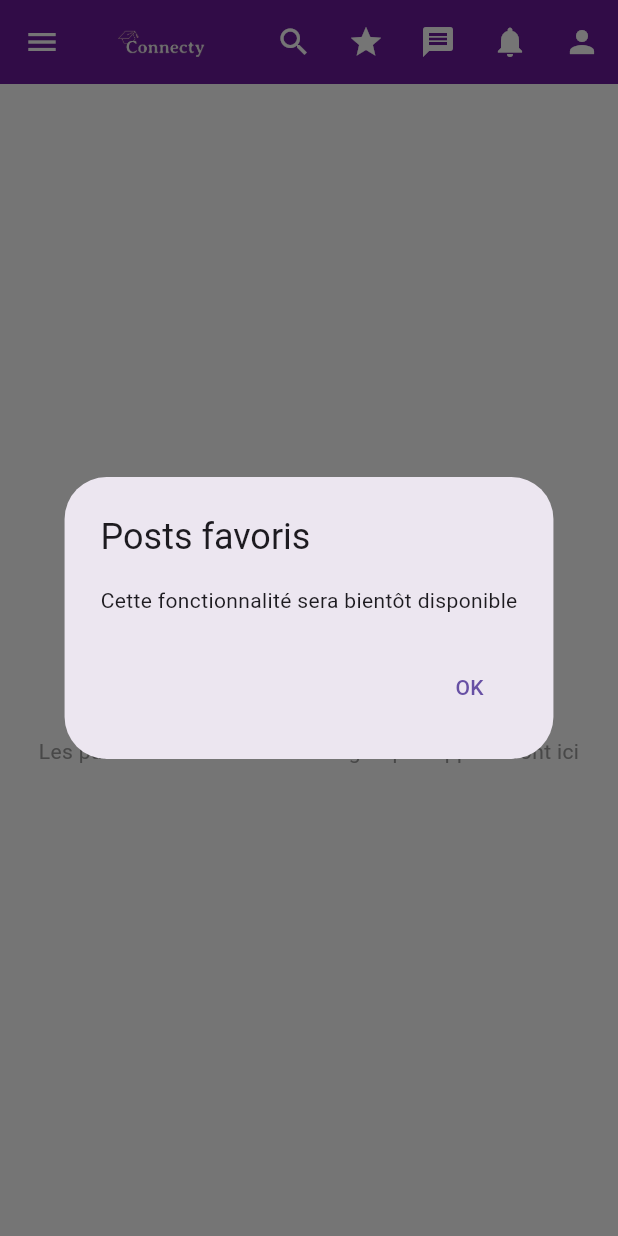
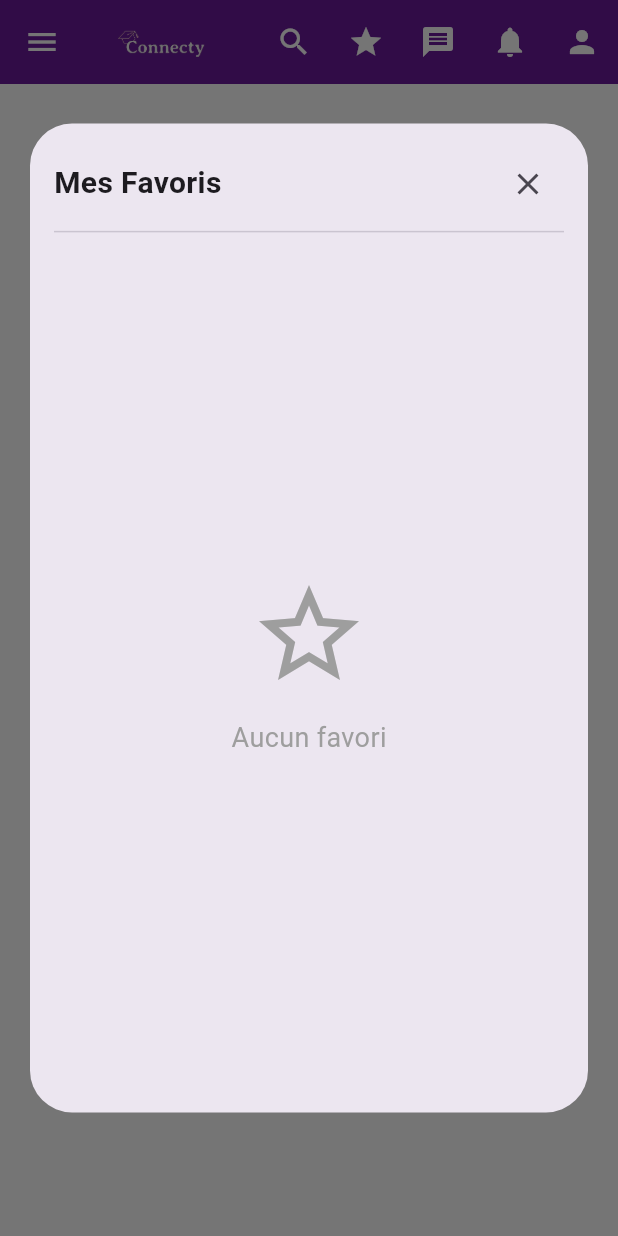
Before and after one commit to sarah-haffar/Connecty, a Flutter app: the HomePage screen opened directly, after a tap on the "star" icon, on a phone screen of 412 x 824 dp. Run offline on Flutter 3.47's test engine with Material 3 defaults, Android fonts, the phone set to English and light mode, and no system bars; our stand-ins replace animate_do, chewie, cloud_firestore, dio, file_picker, firebase_auth and 6 more; missing offline and left inert: syncfusion_flutter_pdfviewer; accounts and stored records are empty.

Commit message:
ajout des favories

```diff
--- a/lib/screens/home_page.dart
+++ b/lib/screens/home_page.dart
@@ -124,7 +124,9 @@ class _HomePageState extends State<HomePage> {
 
   Future<void> _loadGroupsFromFirestore() async {
     try {
-      final snapshot = await FirebaseFirestore.instance.collection('groupe').get();
+      final snapshot = await FirebaseFirestore.instance
+          .collection('groupe')
+          .get();
 
       final Map<String, Map<String, Map<String, Map<String, List<String>>>>>
       updatedGroups = Map.from(createdGroups);
@@ -175,8 +177,8 @@ class _HomePageState extends State<HomePage> {
                   onTap: () {
                     Navigator.pushReplacement(
                       context,
-                        MaterialPageRoute(
-                            builder: (context) => const HomePage()));
+                      MaterialPageRoute(builder: (context) => const HomePage()),
+                    );
                   },
                   child: Image.asset(
                     "assets/Connecty_logo_3.PNG",
@@ -201,8 +203,10 @@ class _HomePageState extends State<HomePage> {
                           Icons.search,
                           color: Colors.black54,
                         ),
-                        contentPadding:
-                        const EdgeInsets.symmetric(vertical: 0, horizontal: 0),
+                        contentPadding: const EdgeInsets.symmetric(
+                          vertical: 0,
+                          horizontal: 0,
+                        ),
                         border: OutlineInputBorder(
                           borderRadius: BorderRadius.circular(12),
                           borderSide: BorderSide.none,
@@ -239,8 +243,9 @@ class _HomePageState extends State<HomePage> {
                             children: [
                               TextField(
                                 controller: _searchController,
-                                decoration:
-                                const InputDecoration(hintText: "Rechercher..."),
+                                decoration: const InputDecoration(
+                                  hintText: "Rechercher...",
+                                ),
                                 onChanged: (value) {
                                   setState(() {
                                     searchQuery = value.toLowerCase();
@@ -366,6 +371,7 @@ class _HomePageState extends State<HomePage> {
                 content: data['text'] ?? '',
                 imageUrl: data['fileUrl'],
                 fileType: data['fileType'],
+                isInitiallyFavorite: false,
                 onFavoriteToggle: (postMap, isFav) {
                   // Gérer les favoris si nécessaire
                 },
@@ -512,7 +518,9 @@ class _HomePageState extends State<HomePage> {
                   context: context,
                   builder: (context) => AlertDialog(
                     title: const Text("Confirmation"),
-                    content: const Text("Voulez-vous vraiment vous déconnecter ?"),
+                    content: const Text(
+                      "Voulez-vous vraiment vous déconnecter ?",
+                    ),
                     actions: [
                       TextButton(
                         onPressed: () => Navigator.pop(context),
@@ -626,7 +634,11 @@ class _HomePageState extends State<HomePage> {
   }
 
   void _showCreateGroupDialog(
-      BuildContext context, String categorie, String niveau, String classe) {
+    BuildContext context,
+    String categorie,
+    String niveau,
+    String classe,
+  ) {
     final TextEditingController groupNameController = TextEditingController();
 
     showDialog(
@@ -648,8 +660,9 @@ class _HomePageState extends State<HomePage> {
                 final groupName = groupNameController.text.trim();
                 if (groupName.isNotEmpty) {
                   setState(() {
-                    createdGroups["Groupe"]![categorie]![niveau]![classe]!
-                        .add(groupName);
+                    createdGroups["Groupe"]![categorie]![niveau]![classe]!.add(
+                      groupName,
+                    );
                   });
                   Navigator.pop(context);
                 }
@@ -663,18 +676,111 @@ class _HomePageState extends State<HomePage> {
   }
 
   void _showFavorites() {
-    // À ADAPTER : utiliser InteractionService.getUserFavorites()
+    final currentUser = _auth.currentUser;
+    if (currentUser == null) return;
+
     showDialog(
       context: context,
-      builder: (context) => AlertDialog(
-        title: const Text("Posts favoris"),
-        content: const Text("Cette fonctionnalité sera bientôt disponible"),
-        actions: [
-          TextButton(
+      builder: (context) => Dialog(
+        insetPadding: const EdgeInsets.all(20),
+        child: Container(
+          width: double.maxFinite,
+          height: MediaQuery.of(context).size.height * 0.8,
+          padding: const EdgeInsets.all(16),
+          child: Column(
+            children: [
+              Row(
+                mainAxisAlignment: MainAxisAlignment.spaceBetween,
+                children: [
+                  const Text(
+                    "Mes Favoris",
+                    style: TextStyle(fontSize: 20, fontWeight: FontWeight.bold),
+                  ),
+                  IconButton(
+                    icon: const Icon(Icons.close),
                     onPressed: () => Navigator.pop(context),
-            child: const Text("OK"),
                   ),
                 ],
+              ),
+              const Divider(),
+              Expanded(
+                child: StreamBuilder<QuerySnapshot>(
+                  stream: _firestore
+                      .collection('users')
+                      .doc(currentUser.uid)
+                      .collection('favorites')
+                      .orderBy('addedAt', descending: true)
+                      .snapshots(),
+                  builder: (context, snapshot) {
+                    if (snapshot.connectionState == ConnectionState.waiting) {
+                      return const Center(child: CircularProgressIndicator());
+                    }
+
+                    if (snapshot.hasError) {
+                      return Center(child: Text('Erreur: ${snapshot.error}'));
+                    }
+
+                    if (!snapshot.hasData || snapshot.data!.docs.isEmpty) {
+                      return const Center(
+                        child: Column(
+                          mainAxisAlignment: MainAxisAlignment.center,
+                          children: [
+                            Icon(
+                              Icons.star_border,
+                              size: 80,
+                              color: Colors.grey,
+                            ),
+                            SizedBox(height: 16),
+                            Text(
+                              "Aucun favori",
+                              style: TextStyle(
+                                fontSize: 18,
+                                color: Colors.grey,
+                              ),
+                            ),
+                          ],
+                        ),
+                      );
+                    }
+
+                    final favorites = snapshot.data!.docs;
+
+                    return ListView.builder(
+                      itemCount: favorites.length,
+                      itemBuilder: (context, index) {
+                        final favoriteDoc = favorites[index];
+                        final postData =
+                            favoriteDoc['postData'] as Map<String, dynamic>;
+
+                        return Padding(
+                          padding: const EdgeInsets.only(bottom: 12),
+                          child: PostCard(
+                            postId: favoriteDoc.id,
+                            username: postData['userName'] ?? 'Utilisateur',
+                            content: postData['text'] ?? '',
+                            imageUrl: postData['fileUrl'],
+                            fileType: postData['fileType'],
+                            isInitiallyFavorite: true,
+                            onFavoriteToggle: (postMap, isFav) async {
+                              if (!isFav) {
+                                await _firestore
+                                    .collection('users')
+                                    .doc(currentUser.uid)
+                                    .collection('favorites')
+                                    .doc(favoriteDoc.id)
+                                    .delete();
+                              }
+                            },
+                          ),
+                        );
+                      },
+                    );
+                  },
+                ),
+              ),
+            ],
+          ),
+        ),
       ),
     );
   }
@@ -690,9 +796,7 @@ class _HomePageState extends State<HomePage> {
             shrinkWrap: true,
             itemCount: chats.length,
             itemBuilder: (context, index) {
-              return ListTile(
-                title: Text(chats[index]),
-              );
+              return ListTile(title: Text(chats[index]));
             },
           ),
         ),
--- a/lib/services/interaction_service.dart
+++ b/lib/services/interaction_service.dart
@@ -118,6 +118,7 @@ class InteractionService {
 
     if (favoriteDoc.exists) {
       await favoriteRef.delete();
+      print('🗑️ Favori supprimé: $postId');
     } else {
       // Récupérer les données du post pour les sauvegarder dans les favoris
       final postDoc = await _firestore.collection(_posts).doc(postId).get();
@@ -126,6 +127,7 @@ class InteractionService {
           'postData': postDoc.data(),
           'addedAt': FieldValue.serverTimestamp(),
         });
+        print('⭐ Favori ajouté: $postId');
       }
     }
   }
--- a/lib/widgets/post_card.dart
+++ b/lib/widgets/post_card.dart
@@ -16,6 +16,7 @@ class PostCard extends StatefulWidget {
   final Color usernameColor;
   final Color contentColor;
   final String? fileType;
+  final bool isInitiallyFavorite;
   final void Function(Map<String, dynamic> postMap, bool isFavorite)?
   onFavoriteToggle;
 
@@ -29,6 +30,7 @@ class PostCard extends StatefulWidget {
     this.usernameColor = Colors.black,
     this.contentColor = Colors.black,
     this.fileType,
+    this.isInitiallyFavorite = false,
     this.onFavoriteToggle,
   });
 
@@ -429,7 +431,6 @@ class _PostCardState extends State<PostCard> {
       ),
     );
   }
-
 
   void _openFile(BuildContext context) async {
     if (widget.imageUrl == null) return;
```
Lines whose indentation alone changed are shown as unchanged.
